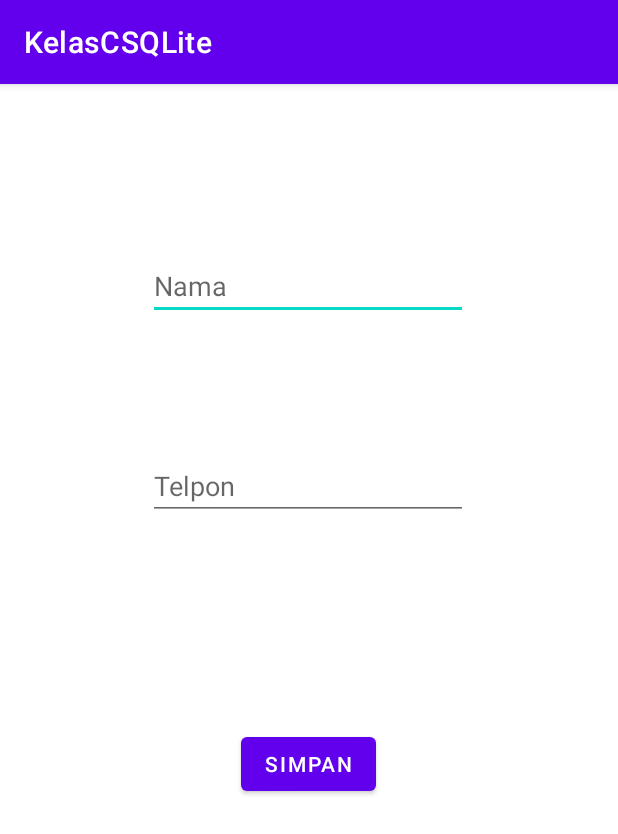
After one commit to NaufalRozan/Activity10_PAM, an Android app: the TambahTeman screen opened directly, with no data from a screen before it, on a phone screen of 412 x 824 dp. The commit adds this screen. Shown: the top 834 px of the screen. Run offline under Robolectric (Android 15) with nearby library versions, the phone set to English and light mode, and no system bars; our stand-ins replace Volley; network calls fail.

Commit message:
Activity8

```diff
--- a/app/build.gradle
+++ b/app/build.gradle
@@ -32,6 +32,7 @@ dependencies {
     implementation 'androidx.appcompat:appcompat:1.4.1'
     implementation 'com.google.android.material:material:1.5.0'
     implementation 'androidx.constraintlayout:constraintlayout:2.1.3'
+    implementation 'com.android.volley:volley:1.2.1'
     testImplementation 'junit:junit:4.13.2'
     androidTestImplementation 'androidx.test.ext:junit:1.1.3'
     androidTestImplementation 'androidx.test.espresso:espresso-core:3.4.0'
--- /dev/null
+++ b/app/src/main/java/com/example/kelascsqlite/TambahTeman.java
@@ -0,0 +1,98 @@
+package com.example.kelascsqlite;
+
+import androidx.appcompat.app.AppCompatActivity;
+
+import android.os.Bundle;
+import android.util.Log;
+import android.view.View;
+import android.widget.Button;
+import android.widget.EditText;
+import android.widget.Toast;
+
+import com.android.volley.Request;
+import com.android.volley.RequestQueue;
+import com.android.volley.Response;
+import com.android.volley.VolleyError;
+import com.android.volley.toolbox.StringRequest;
+import com.android.volley.toolbox.Volley;
+
+import org.json.JSONException;
+import org.json.JSONObject;
+
+import java.util.HashMap;
+import java.util.Map;
+
+public class TambahTeman extends AppCompatActivity {
+    private EditText editNama, editTelpon;
+    private Button simpanBtn;
+    String nm, tlp;
+    int success;
+
+    private static String url_insert = "http://127.0.0.1/umyTI/bacateman.php";
+    private static final String TAG = TambahTeman.class.getSimpleName();
+    private static final String TAG_SUCCES = "success";
+
+    @Override
+    protected void onCreate(Bundle savedInstanceState) {
+        super.onCreate(savedInstanceState);
+        setContentView(R.layout.activity_tambah_teman);
+
+        editNama = findViewById(R.id.edNama);
+        editTelpon = findViewById(R.id.edTelpon);
+        simpanBtn = findViewById(R.id.btnSimpan);
+
+        simpanBtn.setOnClickListener(new View.OnClickListener() {
+            @Override
+            public void onClick(View view) {
+                SimpanData();
+            }
+        });
+    }
+
+    public void SimpanData() {
+        if (editNama.getText().toString().equals("") ||
+                editTelpon.getText().toString().equals("")) {
+            Toast.makeText(TambahTeman.this, "Semua Harus diisi data", Toast.LENGTH_SHORT).show();
+            ;
+        } else {
+            nm = editNama.getText().toString();
+            tlp = editTelpon.getText().toString();
+
+            RequestQueue requestQueue = Volley.newRequestQueue(getApplicationContext());
+
+            StringRequest strReq = new StringRequest(Request.Method.POST, url_insert, new Response.Listener<String>() {
+                @Override
+                public void onResponse(String response) {
+                    Log.d(TAG, "Response: " + response.toString());
+                    try {
+                        JSONObject jObj = new JSONObject(response);
+                        success = jObj.getInt(TAG_SUCCES);
+                        if (success == 1) {
+                            Toast.makeText(TambahTeman.this, "Sukses simpan data", Toast.LENGTH_SHORT).show();
+                        } else {
+                            Toast.makeText(TambahTeman.this, "gagal", Toast.LENGTH_SHORT).show();
+                        }
+                    } catch (JSONException e) {
+                        e.printStackTrace();
+                    }
+                }
+            }, new Response.ErrorListener() {
+                @Override
+                public void onErrorResponse(VolleyError error) {
+                    Log.e(TAG, "Error" + error.getMessage());
+                    Toast.makeText(TambahTeman.this, "Gagal simpan data", Toast.LENGTH_SHORT).show();
+                }
+            }) {
+                @Override
+                protected Map<String, String> getParams() {
+                    Map<String, String> params = new HashMap<>();
+                    params.put("nama", nm);
+                    params.put("telpon", tlp);
+
+                    return params;
+                }
+            };
+            requestQueue.add(strReq);
+        }
+    }
+}
--- /dev/null
+++ b/app/src/main/res/layout/activity_tambah_teman.xml
@@ -0,0 +1,46 @@
+<?xml version="1.0" encoding="utf-8"?>
+<androidx.constraintlayout.widget.ConstraintLayout xmlns:android="http://schemas.android.com/apk/res/android"
+    xmlns:app="http://schemas.android.com/apk/res-auto"
+    xmlns:tools="http://schemas.android.com/tools"
+    android:layout_width="match_parent"
+    android:layout_height="match_parent"
+    tools:context=".TambahTeman">
+
+    <EditText
+        android:id="@+id/edNama"
+        android:layout_width="wrap_content"
+        android:layout_height="wrap_content"
+        android:layout_marginTop="112dp"
+        android:ems="10"
+        android:inputType="textPersonName"
+        android:hint="Nama"
+        app:layout_constraintEnd_toEndOf="parent"
+        app:layout_constraintHorizontal_bias="0.497"
+        app:layout_constraintStart_toStartOf="parent"
+        app:layout_constraintTop_toTopOf="parent"/>
+
+    <EditText
+        android:id="@+id/edTelpon"
+        android:layout_width="wrap_content"
+        android:layout_height="wrap_content"
+        android:layout_marginTop="88dp"
+        android:ems="10"
+        android:hint="Telpon"
+        android:inputType="phone"
+        app:layout_constraintEnd_toEndOf="@+id/edNama"
+        app:layout_constraintHorizontal_bias="0.0"
+        app:layout_constraintStart_toStartOf="@+id/edNama"
+        app:layout_constraintTop_toBottomOf="@+id/edNama"/>
+
+    <Button
+        android:id="@+id/btnSimpan"
+        android:layout_width="wrap_content"
+        android:layout_height="wrap_content"
+        android:layout_marginBottom="152dp"
+        android:text="Simpan"
+        app:layout_constraintBottom_toBottomOf="parent"
+        app:layout_constraintEnd_toEndOf="@id/edTelpon"
+        app:layout_constraintStart_toStartOf="@id/edTelpon"
+        app:layout_constraintTop_toBottomOf="@id/edTelpon"/>
+
+</androidx.constraintlayout.widget.ConstraintLayout>
```
Also changed, not shown: app/src/main/AndroidManifest.xml (+7 -1 lines), app/src/main/java/com/example/kelascsqlite/MainActivity.java (+52 -16 lines).
